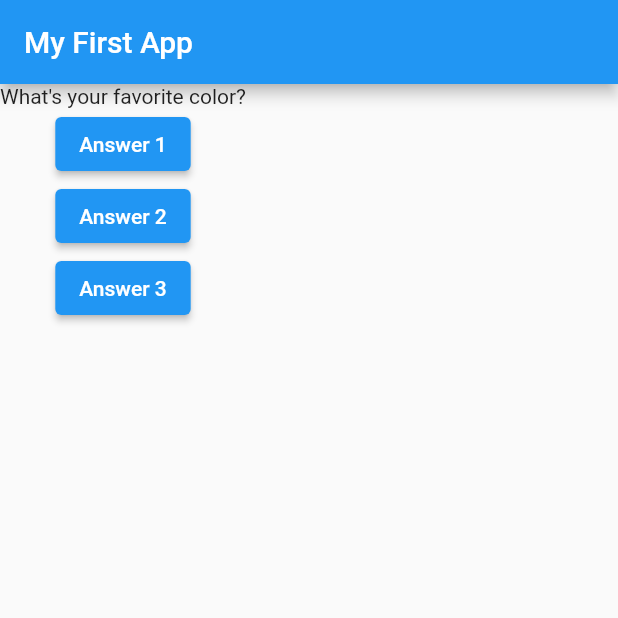
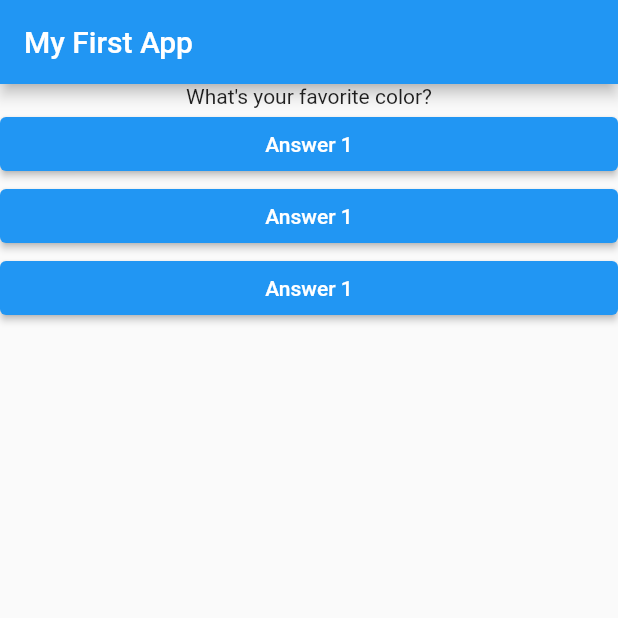
Before and after one commit to Xebec19/improved-pancake, a Flutter app: the screen it shows after launch, on a phone screen of 412 x 824 dp, the top half of it. Run offline on Flutter 3.47's test engine with Material 2 defaults, Android fonts, the phone set to English and light mode, and no system bars.

Commit message:
feat: added answer button

```diff
--- /dev/null
+++ b/lib/answer.dart
@@ -0,0 +1,18 @@
+import 'package:flutter/material.dart';
+import './answer.dart';
+
+class Answer extends StatelessWidget {
+  final VoidCallback selectHandler;
+  Answer(this.selectHandler);
+
+  @override
+  Widget build(BuildContext context) {
+    return Container(
+        width: double.infinity,
+        child: ElevatedButton(
+            style: ButtonStyle(
+                backgroundColor: MaterialStateProperty.all(Colors.blue)),
+            onPressed: selectHandler,
+            child: Text('Answer 1')));
+  }
+}
--- a/lib/main.dart
+++ b/lib/main.dart
@@ -1,4 +1,5 @@
 import 'package:flutter/material.dart';
+import 'package:learn_flutter/answer.dart';
 
 import './question.dart';
 
@@ -43,18 +44,9 @@ class _MyAppState extends State<MyApp> {
               Text(
                 questions[questionIndex],
               ),
-              ElevatedButton(
-                child: Text('Answer 1'),
-                onPressed: () => print('Answer 1'),
-              ),
-              ElevatedButton(
-                child: Text('Answer 2'),
-                onPressed: answerQuestion,
-              ),
-              ElevatedButton(
-                child: Text('Answer 3'),
-                onPressed: answerQuestion,
-              ),
+              Answer(answerQuestion),
+              Answer(answerQuestion),
+              Answer(answerQuestion),
             ],
           )),
     );
```
